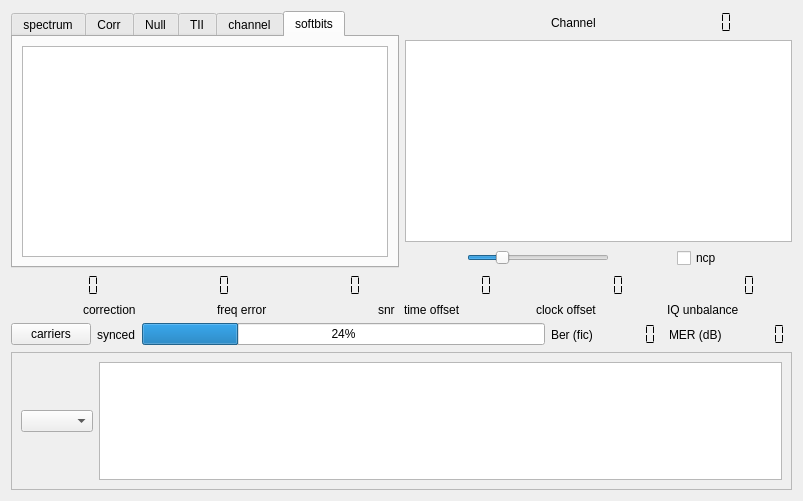
Qt form sources/main/forms-v7/scopewidget.ui (JvanKatwijk/qt-dab) before a commit.
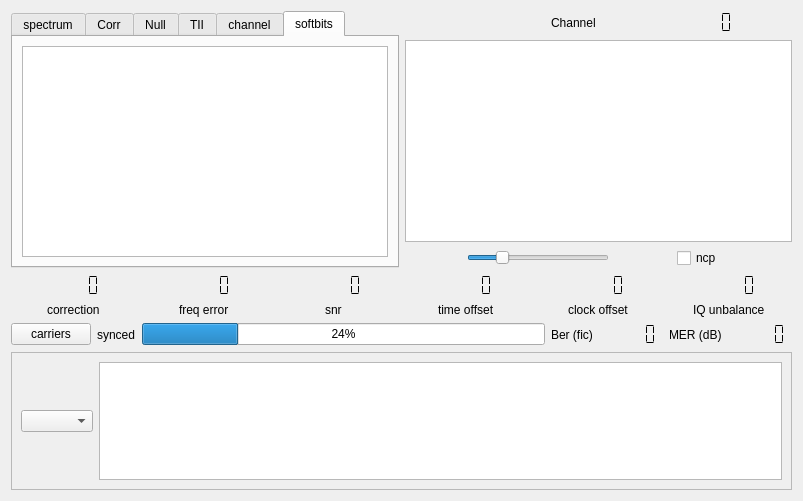
The same form after that commit. Custom widgets are drawn as their Qt base class.

The edit to the form file:
```diff
--- a/sources/main/forms-v7/scopewidget.ui
+++ b/sources/main/forms-v7/scopewidget.ui
@@ -275,7 +275,7 @@
          </property>
         </widget>
        </item>
-       <item alignment="Qt::AlignmentFlag::AlignRight">
+       <item alignment="Qt::AlignmentFlag::AlignHCenter">
         <widget class="QLabel" name="label_8">
          <property name="text">
           <string>correction</string>
@@ -304,7 +304,7 @@
          </property>
         </widget>
        </item>
-       <item alignment="Qt::AlignmentFlag::AlignRight">
+       <item alignment="Qt::AlignmentFlag::AlignHCenter">
         <widget class="QLabel" name="label">
          <property name="text">
           <string>freq error</string>
@@ -328,7 +328,7 @@
          </property>
         </widget>
        </item>
-       <item alignment="Qt::AlignmentFlag::AlignRight">
+       <item alignment="Qt::AlignmentFlag::AlignHCenter">
         <widget class="QLabel" name="label_5">
          <property name="text">
           <string>snr </string>
@@ -357,7 +357,7 @@
          </property>
         </widget>
        </item>
-       <item>
+       <item alignment="Qt::AlignmentFlag::AlignHCenter">
         <widget class="QLabel" name="label_2">
          <property name="text">
           <string>time offset</string>
@@ -386,7 +386,7 @@
          </property>
         </widget>
        </item>
-       <item>
+       <item alignment="Qt::AlignmentFlag::AlignHCenter">
         <widget class="QLabel" name="label_3">
          <property name="text">
           <string>clock offset</string>
@@ -410,7 +410,7 @@
          </property>
         </widget>
        </item>
-       <item>
+       <item alignment="Qt::AlignmentFlag::AlignHCenter">
         <widget class="QLabel" name="dcOffset_label">
          <property name="text">
           <string>IQ unbalance</string>
```
